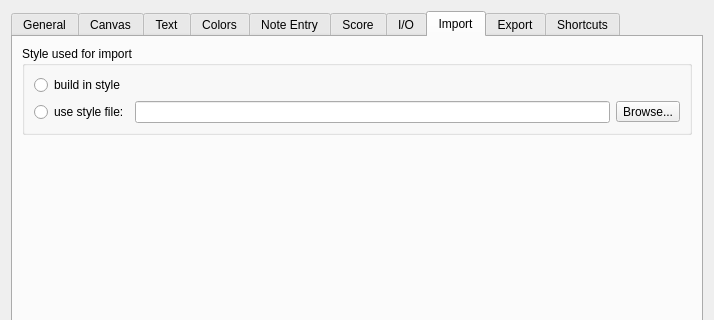
This is mscore/mscore/prefsdialog.ui in musescore/musescore-old as Qt 5 draws it before an edit; both pictures show x 0 to 714 and y 0 to 320 of the 714 by 627 pixel window. The edited form follows.
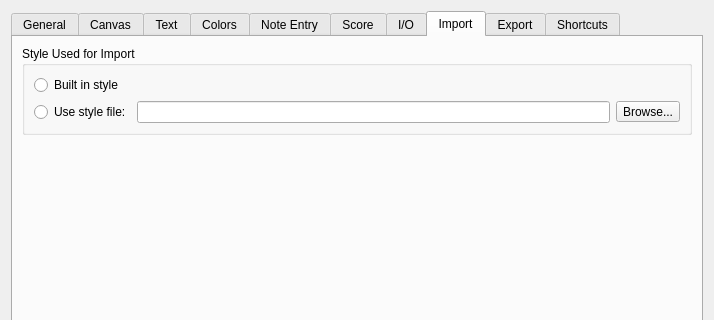
This is the edited form. The open tabs and pages were chosen to show the change. Icons and pictures are not drawn. Custom widgets are drawn as their Qt base class.

Commit message: - fix file extensions in startup score dialog - minor grammar changes

```diff
--- a/mscore/mscore/prefsdialog.ui
+++ b/mscore/mscore/prefsdialog.ui
@@ -1988,7 +1988,7 @@
        <item>
         <widget class="QGroupBox" name="groupBox_7">
          <property name="title">
-          <string>Style used for import</string>
+          <string>Style Used for Import</string>
          </property>
          <property name="flat">
           <bool>true</bool>
@@ -1997,7 +1997,7 @@
           <item>
            <widget class="QRadioButton" name="useImportBuildinStyle">
             <property name="text">
-             <string>build in style</string>
+             <string>Built in style</string>
             </property>
            </widget>
           </item>
@@ -2006,7 +2006,7 @@
             <item>
              <widget class="QRadioButton" name="useImportStyleFile">
               <property name="text">
-               <string>use style file:</string>
+               <string>Use style file:</string>
               </property>
              </widget>
             </item>
```
The commit also changes 5 other files.
